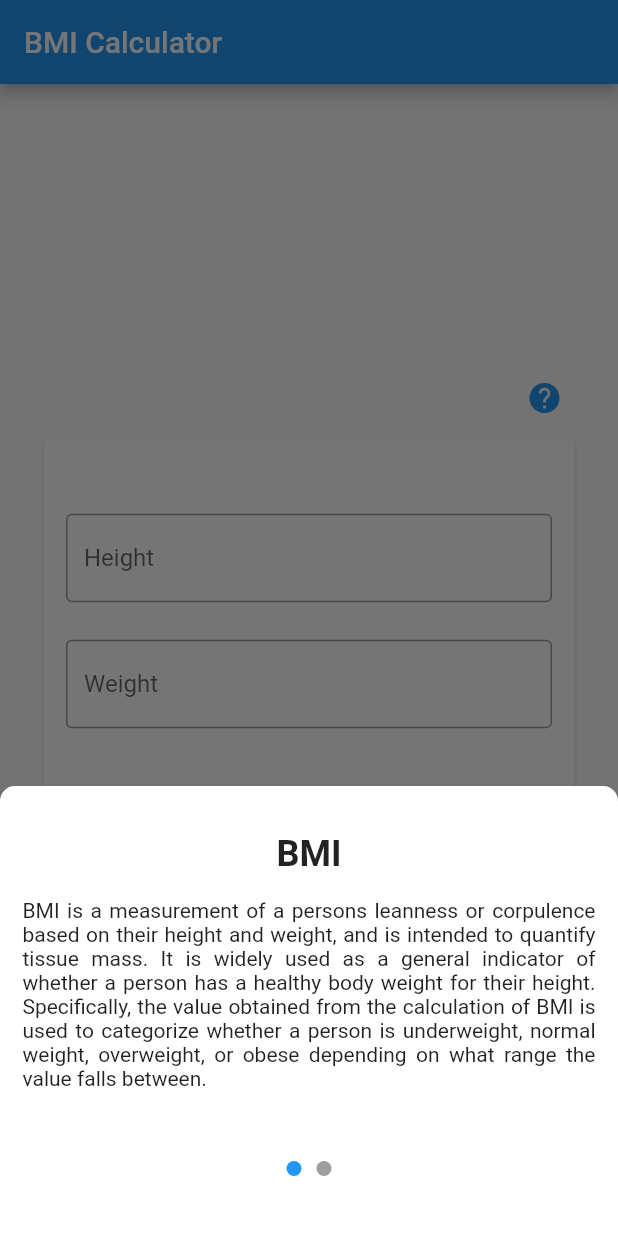
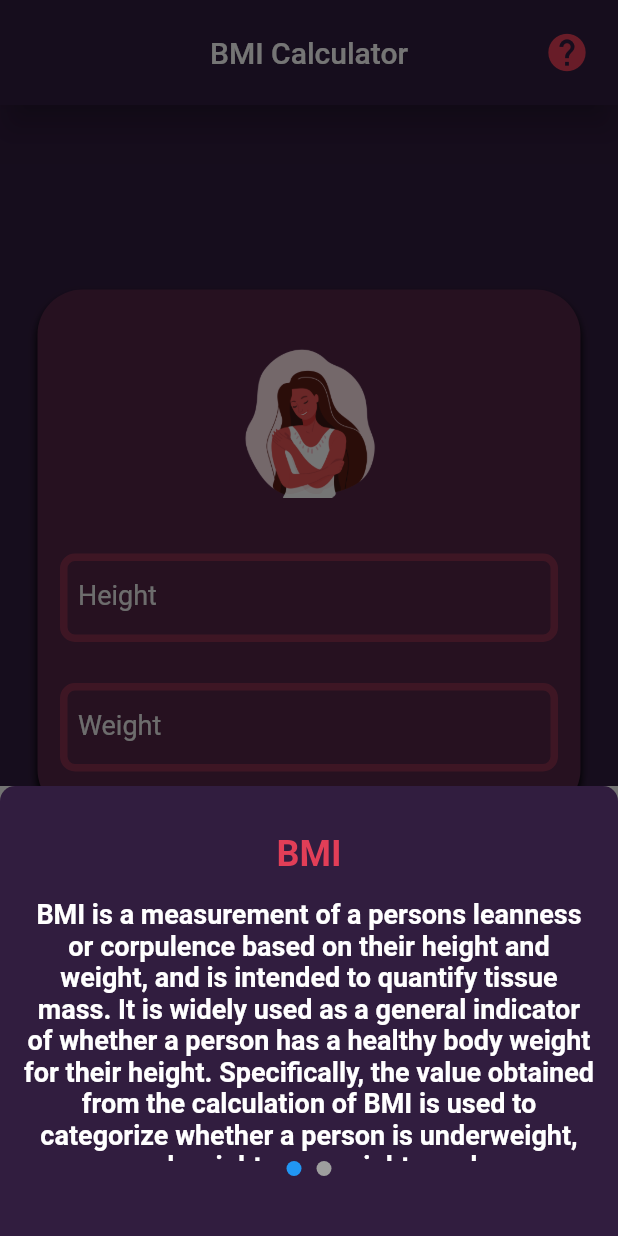
Before and after one commit to viveeeeeek/flutter-bmi-calculator, a Flutter app: the screen it shows after launch, after a tap on the "help" icon, on a phone screen of 412 x 824 dp. Run offline on Flutter 3.47's test engine with Material 2 defaults, Android fonts, the phone set to English and light mode, and no system bars.

Commit message:
Changed UI of the app

```diff
--- a/lib/main.dart
+++ b/lib/main.dart
@@ -1,5 +1,6 @@
 import 'package:bmicalculator/app/app.routes.dart';
 import 'package:bmicalculator/app/providers/app.providers.dart';
+import 'package:bmicalculator/theme/theme.dart';
 import 'package:flutter/material.dart';
 import 'package:provider/provider.dart';
 
@@ -21,7 +22,9 @@ class Lava extends StatelessWidget {
     return MaterialApp(
       debugShowCheckedModeBanner: false,
       title: 'BMI Calculator',
-      theme: ThemeData.light(),
+      theme: ThemeData(
+        primaryColor: primaryColor,
+      ),
       initialRoute: AppRoutes.SplashRoute,
       routes: AppRoutes.routes,
     );
--- a/lib/meta/views/hint_page.dart
+++ b/lib/meta/views/hint_page.dart
@@ -1,3 +1,4 @@
+import 'package:bmicalculator/theme/theme.dart';
 import 'package:flutter/material.dart';
 
 class HintPage extends StatefulWidget {
@@ -12,7 +13,7 @@ class _HintPageState extends State<HintPage> {
     return Container(
       height: 300,
       decoration: BoxDecoration(
-        color: Colors.white,
+        color: primaryColor,
         borderRadius: BorderRadius.only(
           topLeft: Radius.circular(10),
           topRight: Radius.circular(10),
@@ -64,12 +65,15 @@ class _HintPageState extends State<HintPage> {
           SizedBox(height: 16),
           Text(
             "How to Use",
-            style: TextStyle(fontSize: 24, fontWeight: FontWeight.bold),
+            style: TextStyle(
+                fontSize: 24, fontWeight: FontWeight.bold, color: activeColor),
           ),
           SizedBox(height: 24),
           Text(
-            'Enter your height and weight\n\nFor example height: 1.65 and weight: 50, then click Calculate BMI Button and see your result in the Dialog',
-            textAlign: TextAlign.justify,
+            'Enter your height and weight\n\nFor example height: 1.65 and weight: 50, then click \'Calculate BMI\' Button and see your result in the Dialog',
+            textAlign: TextAlign.center,
+            style: TextStyle(
+                fontSize: 18, fontWeight: FontWeight.bold, color: Colors.white),
           )
         ],
       ),
@@ -77,21 +81,31 @@ class _HintPageState extends State<HintPage> {
   }
 
   Widget firstPage() {
-    return Padding(
+    return SingleChildScrollView(
+      physics: BouncingScrollPhysics(),
+      child: Padding(
         padding: EdgeInsets.all(15),
         child: Column(
           children: [
             SizedBox(height: 16),
             Text(
               "BMI",
-            style: TextStyle(fontSize: 24, fontWeight: FontWeight.bold),
+              style: TextStyle(
+                  fontSize: 24,
+                  fontWeight: FontWeight.bold,
+                  color: activeColor),
             ),
             SizedBox(height: 16),
             Text(
               'BMI is a measurement of a persons leanness or corpulence based on their height and weight, and is intended to quantify tissue mass. It is widely used as a general indicator of whether a person has a healthy body weight for their height. Specifically, the value obtained from the calculation of BMI is used to categorize whether a person is underweight, normal weight, overweight, or obese depending on what range the value falls between.',
-            textAlign: TextAlign.justify,
+              textAlign: TextAlign.center,
+              style: TextStyle(
+                  fontSize: 18,
+                  fontWeight: FontWeight.bold,
+                  color: Colors.white),
             )
           ],
+        ),
       ),
     );
   }
--- a/lib/meta/views/home.views.dart
+++ b/lib/meta/views/home.views.dart
@@ -2,6 +2,7 @@ import 'dart:io';
 
 import 'package:bmicalculator/core/notifiers/bmi_calculate.notifiers.dart';
 import 'package:bmicalculator/meta/views/hint_page.dart';
+import 'package:bmicalculator/theme/theme.dart';
 import 'package:flutter/material.dart';
 import 'package:flutter/services.dart';
 import 'package:provider/provider.dart';
@@ -30,76 +31,126 @@ class _HomeViewState extends State<HomeView> {
     return WillPopScope(
       onWillPop: () => exit(0),
       child: Scaffold(
+          resizeToAvoidBottomInset: false,
           appBar: AppBar(
-            title: Text("BMI Calculator"),
-            automaticallyImplyLeading: false,
+            elevation: 10,
+            toolbarHeight: 70,
+            centerTitle: true,
+            title: Text(
+              "BMI Calculator",
             ),
-          body: Padding(
-            padding: const EdgeInsets.all(25.0),
-            child: Column(
-              mainAxisAlignment: MainAxisAlignment.center,
-              crossAxisAlignment: CrossAxisAlignment.end,
-              children: [
-                IconButton(
+            actions: [
+              Padding(
+                padding: const EdgeInsets.all(10),
+                child: IconButton(
                   onPressed: () {
                     displayModalHint(context);
                   },
                   icon: Icon(
                     Icons.help,
-                    color: Colors.blue,
-                    size: 24,
+                    color: activeColor,
+                    size: 30,
                   ),
                 ),
-                Center(
-                  child: SizedBox(
+              ),
+            ],
+            automaticallyImplyLeading: false,
+            backgroundColor: primaryColor,
+          ),
+          backgroundColor: primaryColor,
+          body: Padding(
+            padding: const EdgeInsets.all(25.0),
+            child: Column(
+              mainAxisAlignment: MainAxisAlignment.spaceEvenly,
+              crossAxisAlignment: CrossAxisAlignment.center,
+              children: [
+                Container(
                   height: 350,
                   width: double.infinity,
-                    child: Card(
+                  decoration: BoxDecoration(
+                      color: secondaryColor,
+                      borderRadius: BorderRadius.circular(30),
+                      boxShadow: const [
+                        BoxShadow(
+                          offset: Offset(0, 4),
+                          blurRadius: 4,
+                        ),
+                      ]),
                   child: Padding(
                     padding: const EdgeInsets.all(15.0),
                     child: Column(
                       crossAxisAlignment: CrossAxisAlignment.center,
-                          mainAxisAlignment: MainAxisAlignment.center,
+                      mainAxisAlignment: MainAxisAlignment.spaceAround,
                       children: [
+                        Padding(
+                          padding: const EdgeInsets.all(10),
+                          child: Image.asset(
+                            "assets/girl.png",
+                            height: 100,
+                            width: 100,
+                          ),
+                        ),
                         TextField(
                           controller: heightController,
                           keyboardType: TextInputType.number,
+                          style: TextStyle(color: Color(0xFFEEEEEE)),
                           inputFormatters: [
-                                FilteringTextInputFormatter.allow(
-                                    RegExp("[0-9.]"))
+                            FilteringTextInputFormatter.allow(RegExp("[0-9.]"))
                           ],
                           decoration: InputDecoration(
                             hintText: "Enter Height",
-                                border: OutlineInputBorder(),
+                            hintStyle: TextStyle(color: Color(0xFFEEEEEE)),
+                            enabledBorder: OutlineInputBorder(
+                              borderSide:
+                                  BorderSide(color: fieldColor, width: 5),
+                              borderRadius: BorderRadius.circular(10),
+                            ),
+                            focusedBorder: OutlineInputBorder(
+                              borderSide:
+                                  BorderSide(color: fieldColor, width: 5),
+                              borderRadius: BorderRadius.circular(10),
+                            ),
                             labelText: "Height",
+                            labelStyle: TextStyle(
+                                color: Color(0xFFEEEEEE), fontSize: 18),
                             suffixText: 'Meters',
                           ),
-                            ),
-                            SizedBox(
-                              height: 25,
                         ),
                         TextField(
                           controller: weightController,
                           keyboardType: TextInputType.number,
+                          style: TextStyle(color: Color(0xFFEEEEEE)),
                           inputFormatters: [
-                                FilteringTextInputFormatter.allow(
-                                    RegExp("[0-9.]"))
+                            FilteringTextInputFormatter.allow(RegExp("[0-9.]"))
                           ],
                           decoration: InputDecoration(
                             hintText: "Enter Weight",
-                                border: OutlineInputBorder(),
+                            hintStyle: TextStyle(color: Color(0xFFEEEEEE)),
+                            enabledBorder: OutlineInputBorder(
+                              borderSide:
+                                  BorderSide(color: fieldColor, width: 5),
+                              borderRadius: BorderRadius.circular(10),
+                            ),
+                            focusedBorder: OutlineInputBorder(
+                              borderSide:
+                                  BorderSide(color: fieldColor, width: 5),
+                              borderRadius: BorderRadius.circular(10),
+                            ),
                             labelText: "Weight",
+                            labelStyle: TextStyle(
+                                color: Color(0xFFEEEEEE), fontSize: 18),
                             suffixText: 'Kg',
                           ),
                         ),
-                            SizedBox(
-                              height: 50,
+                      ],
+                    ),
+                  ),
                 ),
                 SizedBox(
-                              height: 45,
+                  height: 60,
                   width: 200,
-                              child: ElevatedButton(
-                                  onPressed: () async {
+                  child: InkWell(
+                    onTap: () async {
                       if (heightController.text.isEmpty ||
                           weightController.text.isEmpty ||
                           heightController.text == '.' ||
@@ -108,52 +159,70 @@ class _HomeViewState extends State<HomeView> {
                           weightController.text == '..' ||
                           heightController.text.contains("..") ||
                           weightController.text.contains("..")) {
+                        ScaffoldMessenger.of(context).showSnackBar(
+                          SnackBar(
+                            content: Text(
+                                "Enter you correct height and weight!",
+                                style: TextStyle(fontSize: 16)),
+                            backgroundColor: activeColor,
+                            duration: Duration(seconds: 3),
+                            action: SnackBarAction(
+                              label: 'DONE',
+                              onPressed: () {
                                 ScaffoldMessenger.of(context)
-                                          .showSnackBar(SnackBar(
-                                              content: Text(
-                                                  "Enter you correct height and weight")));
+                                    .hideCurrentSnackBar();
+                              },
+                              textColor: primaryColor,
+                            ),
+                          ),
+                        );
                       } else {
-                                      var height =
-                                          double.parse(heightController.text);
-                                      var weight =
-                                          double.parse(weightController.text);
-                                      var bmiValue = await bmiNotifier
-                                          .bmiCalculate(height, weight);
+                        var height = double.parse(heightController.text);
+                        var weight = double.parse(weightController.text);
+                        var bmiValue =
+                            await bmiNotifier.bmiCalculate(height, weight);
                         var healthStatus;
                         setState(() {
-                                        bmiValue = double.parse(
-                                            (bmiValue).toStringAsFixed(2));
+                          bmiValue =
+                              double.parse((bmiValue).toStringAsFixed(2));
                           if (bmiValue <= 18.5) {
-                                          healthStatus =
-                                              'Oops! You are underweight.';
+                            healthStatus = 'Oops!\nYou are underweight.';
                           }
-                                        if (18.5 <= bmiValue &&
-                                            bmiValue <= 24.9) {
-                                          healthStatus =
-                                              'Awesome! You are healthy.';
+                          if (18.5 <= bmiValue && bmiValue <= 24.9) {
+                            healthStatus = 'Awesome!\nYou are healthy.';
                           }
-                                        if (25 <= bmiValue &&
-                                            bmiValue <= 29.9) {
-                                          healthStatus =
-                                              'Eee!You are over weight.';
+                          if (25 <= bmiValue && bmiValue <= 29.9) {
+                            healthStatus = 'Eee!\nYou are over weight.';
                           }
                           if (30 <= bmiValue) {
-                                          healthStatus =
-                                              'Seesh! You are obese.';
+                            healthStatus = 'Seesh!\nYou are obese.';
                           }
                         });
 
-                                      displayModalBottomSheet(context,
-                                          bmiValue.toString(), healthStatus);
+                        displayModalBottomSheet(
+                            context, bmiValue.toString(), healthStatus);
                       }
                     },
-                                  child: Text("Calculate BMI")),
-                            ),
-                            SizedBox(
-                              height: 5,
+                    child: Container(
+                      width: 200,
+                      height: 60,
+                      alignment: Alignment.center,
+                      decoration: BoxDecoration(
+                        color: fieldColor,
+                        borderRadius: BorderRadius.circular(10),
+                        boxShadow: [
+                          BoxShadow(
+                            offset: Offset(0, 4),
+                            blurRadius: 4,
                           ),
                         ],
                       ),
+                      child: Text(
+                        "Calculate BMI",
+                        style: TextStyle(
+                            fontSize: 18,
+                            color: Colors.white,
+                            letterSpacing: 2),
                       ),
                     ),
                   ),
@@ -175,7 +244,7 @@ void displayModalBottomSheet(context, String bmiValue, healthStatus) {
             child: Container(
                 height: 250,
                 decoration: BoxDecoration(
-                    color: Colors.white,
+                    color: primaryColor,
                     borderRadius: BorderRadius.only(
                         topLeft: Radius.circular(10),
                         topRight: Radius.circular(10))),
@@ -194,18 +263,21 @@ void displayModalBottomSheet(context, String bmiValue, healthStatus) {
                       ),
                       SizedBox(height: 50),
                       Text(
-                        "Your BMI is",
+                        "Your BMI is: $bmiValue",
                         style: TextStyle(
-                            fontSize: 30, fontWeight: FontWeight.bold),
+                            fontSize: 30,
+                            fontWeight: FontWeight.bold,
+                            color: Color(0xFFEEEEEE)),
                       ),
-                      SizedBox(height: 33),
-                      Text(bmiValue,
+                      SizedBox(height: 50),
+                      Text(
+                        healthStatus,
                         style: TextStyle(
-                              fontSize: 30, fontWeight: FontWeight.bold)),
-                      SizedBox(height: 25),
-                      Text(healthStatus,
-                          style: TextStyle(
-                              fontSize: 25, fontWeight: FontWeight.bold)),
+                            fontSize: 25,
+                            fontWeight: FontWeight.bold,
+                            color: activeColor),
+                        textAlign: TextAlign.center,
+                      ),
                     ],
                   ),
                 )));
--- a/lib/meta/views/splash.views.dart
+++ b/lib/meta/views/splash.views.dart
@@ -1,6 +1,7 @@
 import 'dart:async';
 
 import 'package:bmicalculator/app/app.routes.dart';
+import 'package:bmicalculator/theme/theme.dart';
 import 'package:flutter/cupertino.dart';
 import 'package:flutter/material.dart';
 
@@ -13,9 +14,21 @@ class _SplashViewState extends State<SplashView> {
   @override
   Widget build(BuildContext context) {
     return Scaffold(
+        backgroundColor: primaryColor,
         body: Center(
-      child: AnimatedImage(),
-    ));
+          child: Column(
+            mainAxisAlignment: MainAxisAlignment.spaceEvenly,
+            children: [
+              AnimatedImage(),
+              Text('BMI Calculator',
+                  style: TextStyle(
+                    fontSize: 36,
+                    color: Colors.white,
+                    fontWeight: FontWeight.bold,
+                  )),
+            ],
+          ),
+        ));
   }
 }
 
--- /dev/null
+++ b/lib/theme/theme.dart
@@ -0,0 +1,6 @@
+import 'package:flutter/material.dart';
+
+final Color primaryColor = Color(0xFF311D3F);
+final Color secondaryColor = Color(0xFF522546);
+final Color fieldColor = Color(0xFF88304E);
+final Color activeColor = Color(0xFFE23E57);
```
Also changed, not shown: pubspec.lock. Lines whose indentation alone changed are shown as unchanged.
